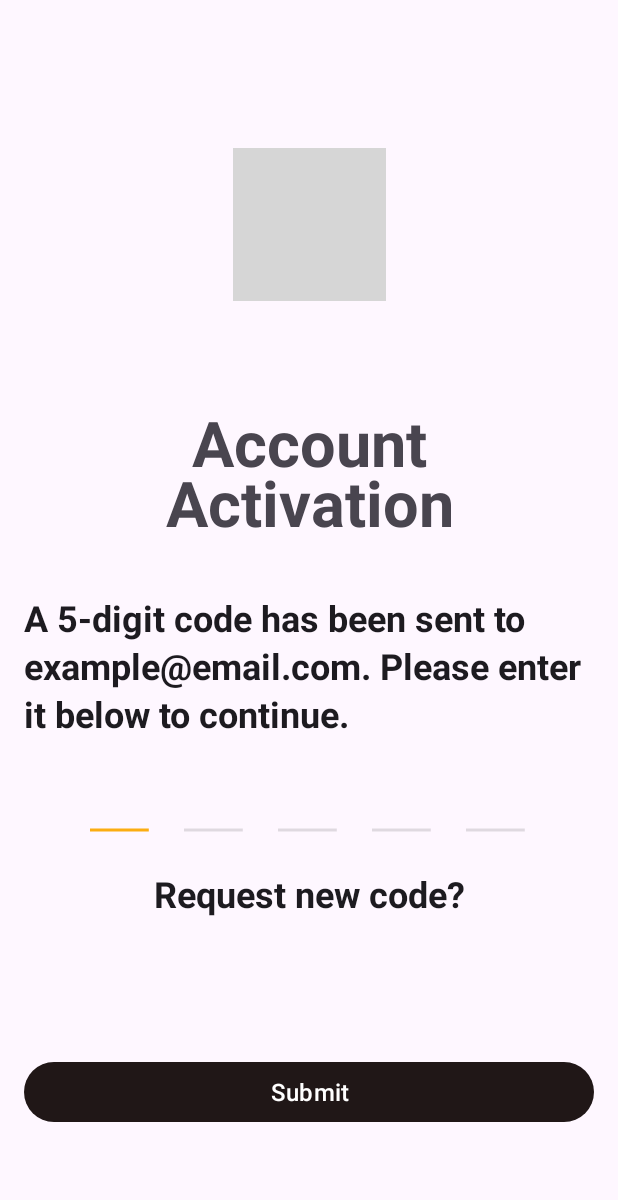
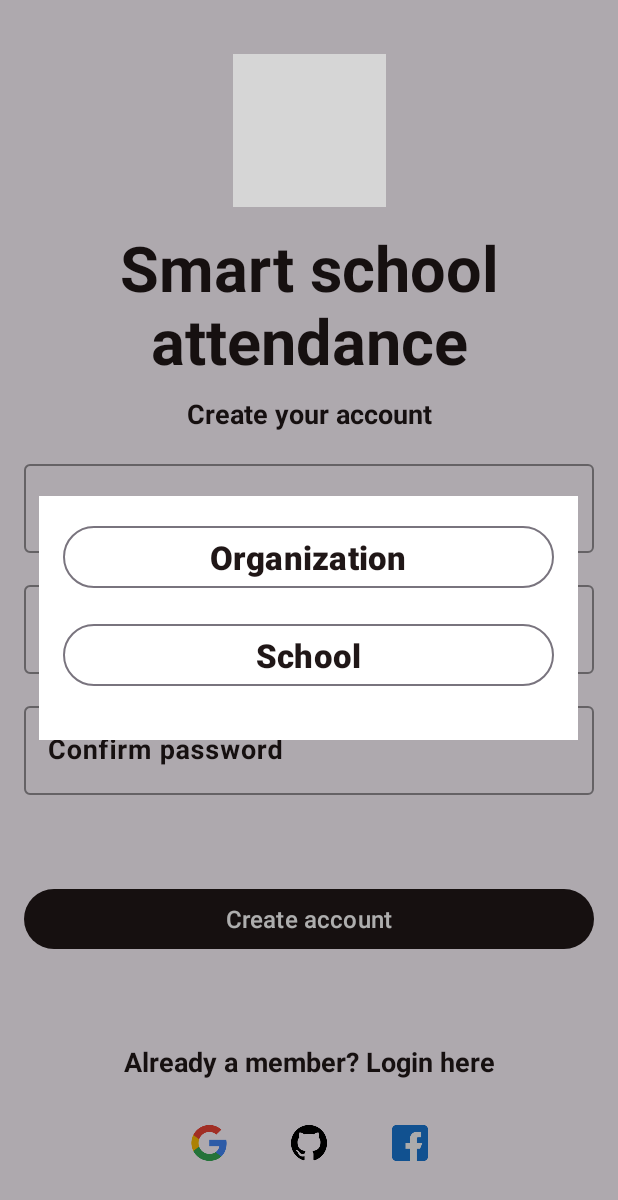
Before and after one commit to GADS2022-EduTeam14/Student-Staff-Attendance-System, an Android app: the RegisterFragment screen opened through its navigation route, after a tap on "Create account", on a phone screen of 412 x 824 dp. Shown: the top 1200 px of the screen. Run offline under Robolectric (Android 15) with nearby library versions, the phone set to English and light mode, and no system bars; grey boxes are pictures that could not be loaded.

Commit message:
worked on the choose organization dialog

```diff
--- a/app/src/main/java/com/andela/eduteam14/android_app/core/ui/auth/LoginFragment.kt
+++ b/app/src/main/java/com/andela/eduteam14/android_app/core/ui/auth/LoginFragment.kt
@@ -4,6 +4,7 @@ import android.os.Bundle
 import android.view.LayoutInflater
 import android.view.View
 import android.view.ViewGroup
+import android.widget.Button
 import android.widget.TextView
 import android.widget.Toast
 import androidx.fragment.app.Fragment
@@ -25,6 +26,9 @@ class LoginFragment : Fragment(), UiAction {
 
     private val binding get() = _binding
 
+    private lateinit var login: Button
+    private lateinit var registerInstead: TextView
+
 
     override fun onCreateView(
         inflater: LayoutInflater,
@@ -40,10 +44,15 @@ class LoginFragment : Fragment(), UiAction {
         super.onViewCreated(view, savedInstanceState)
         initViews()
 
+        registerInstead.onClick { findNavController().navigate(R.id.action_loginFragment_to_registerFragment) }
+
+        login.onClick { (activity as AuthActivity).goto(SchoolBaseActivity::class.java) }
+
     }
 
     override fun initViews() {
-        ShowToast(requireContext())
+        login = binding?.LoginFragmentLoginBtn!!
+        registerInstead = binding?.NewUser!!
     }
 
     override fun onDestroyComponents() {
--- a/app/src/main/java/com/andela/eduteam14/android_app/core/ui/auth/RegisterFragment.kt
+++ b/app/src/main/java/com/andela/eduteam14/android_app/core/ui/auth/RegisterFragment.kt
@@ -1,10 +1,12 @@
 package com.andela.eduteam14.android_app.core.ui.auth
 
+import android.app.AlertDialog
 import android.os.Bundle
 import android.view.LayoutInflater
 import android.view.View
 import android.view.ViewGroup
 import android.widget.Button
+import android.widget.TextView
 import androidx.fragment.app.Fragment
 import androidx.navigation.fragment.findNavController
 import com.andela.eduteam14.android_app.R
@@ -17,6 +19,8 @@ class RegisterFragment : Fragment(), UiAction {
     private lateinit var createAccountBtn: Button
     private var _binding: FragmentRegisterBinding? = null
     private val binding get() = _binding
+
+    private lateinit var login: TextView
 
 
     override fun onCreateView(
@@ -34,12 +38,67 @@ class RegisterFragment : Fragment(), UiAction {
         initViews()
 
         createAccountBtn.onClick {
-            findNavController().navigate(R.id.action_registerFragment_to_emailVerificationFragment)
+            loadDialog()
         }
+
+        login.onClick {
+            findNavController().navigate(R.id.action_registerFragment_to_loginFragment)
+        }
+    }
+
+    private fun loadDialog() {
+        showDialog(
+            onChooseOrganization = {
+                findNavController().navigate(
+                    R.id.action_registerFragment_to_emailVerificationFragment
+                )
+            },
+            onChooseSchool = {
+                findNavController().navigate(
+                    R.id.action_registerFragment_to_emailVerificationFragment
+                )
+            }
+        )
+    }
+
+    private fun showDialog(
+        onChooseOrganization: () -> Unit,
+        onChooseSchool: () -> Unit,
+    ) {
+        val builder = AlertDialog.Builder(
+            requireContext(),
+            R.style.CustomAlertDialog
+        ).create()
+
+        val view =
+            layoutInflater.inflate(R.layout.choose_organization_dialog_layout, null)
+
+        val chooseOrganization =
+            view.findViewById<Button>(R.id.ChooseOrganization)
+
+        chooseOrganization.onClick {
+            builder.dismiss()
+            onChooseOrganization()
+        }
+
+        val chooseSchool =
+            view.findViewById<Button>(R.id.ChooseSchool)
+
+        chooseSchool.onClick {
+            builder.dismiss()
+            onChooseSchool()
+        }
+
+        builder.setView(view)
+
+        builder.setCanceledOnTouchOutside(true)
+
+        builder.show()
     }
 
     override fun initViews() {
         createAccountBtn = binding?.RegisterFragmentRegisterBtn!!
+        login = binding?.OldUser!!
     }
 
     override fun onDestroyComponents() {
--- /dev/null
+++ b/app/src/main/res/layout/choose_organization_dialog_layout.xml
@@ -0,0 +1,42 @@
+<?xml version="1.0" encoding="utf-8"?>
+<androidx.constraintlayout.widget.ConstraintLayout xmlns:android="http://schemas.android.com/apk/res/android"
+    xmlns:app="http://schemas.android.com/apk/res-auto"
+    xmlns:tools="http://schemas.android.com/tools"
+    android:layout_width="match_parent"
+    android:layout_height="wrap_content">
+
+    <Button
+        android:id="@+id/ChooseOrganization"
+        style="@style/Widget.Material3.Button.OutlinedButton"
+        android:layout_width="0dp"
+        android:layout_height="wrap_content"
+        android:layout_marginTop="16dp"
+        android:text="@string/organization"
+        android:textStyle="bold"
+        android:layout_marginStart="16dp"
+        android:layout_marginEnd="16dp"
+        android:textSize="22sp"
+        app:layout_constraintEnd_toEndOf="parent"
+        app:layout_constraintHorizontal_bias="0.5"
+        app:layout_constraintStart_toStartOf="parent"
+        app:layout_constraintTop_toTopOf="parent" />
+
+    <Button
+        android:id="@+id/ChooseSchool"
+        style="@style/Widget.Material3.Button.OutlinedButton"
+        android:layout_width="0dp"
+        android:layout_height="wrap_content"
+        android:layout_marginStart="16dp"
+        android:layout_marginTop="16dp"
+        android:layout_marginEnd="16dp"
+        android:text="@string/school"
+        android:textSize="22sp"
+        android:layout_marginBottom="32dp"
+        android:textStyle="bold"
+        app:layout_constraintBottom_toBottomOf="parent"
+        app:layout_constraintEnd_toEndOf="parent"
+        app:layout_constraintHorizontal_bias="0.5"
+        app:layout_constraintStart_toStartOf="parent"
+        app:layout_constraintTop_toBottomOf="@+id/ChooseOrganization" />
+
+</androidx.constraintlayout.widget.ConstraintLayout>
--- a/app/src/main/res/layout/fragment_login.xml
+++ b/app/src/main/res/layout/fragment_login.xml
@@ -1,11 +1,12 @@
 <?xml version="1.0" encoding="utf-8"?>
 <androidx.constraintlayout.widget.ConstraintLayout xmlns:android="http://schemas.android.com/apk/res/android"
     xmlns:app="http://schemas.android.com/apk/res-auto"
+    xmlns:tools="http://schemas.android.com/tools"
     android:layout_width="match_parent"
-    android:layout_height="match_parent"
-    xmlns:tools="http://schemas.android.com/tools">
+    android:layout_height="match_parent">
 
     <ImageView
+        android:id="@+id/imageView"
         android:layout_width="102dp"
         android:layout_height="102dp"
         android:layout_marginTop="32dp"
@@ -100,7 +101,7 @@
             style="@style/TextAppearance.AppCompat.Medium"
             android:layout_width="match_parent"
             android:layout_height="wrap_content"
-            android:imeOptions="actionNext"
+            android:imeOptions="actionDone"
             android:inputType="textPassword"
             android:textColor="?attr/colorPrimary"
             android:textStyle="bold"
@@ -111,15 +112,31 @@
 
 
     <Button
-        android:id="@+id/LoginFragmentRegisterBtn"
+        android:id="@+id/LoginFragmentLoginBtn"
         style="@style/Widget.Material3.Button"
         android:layout_width="0dp"
         android:layout_height="wrap_content"
         android:layout_marginStart="16dp"
         android:layout_marginEnd="16dp"
-        android:layout_marginBottom="72dp"
+        android:layout_marginBottom="22dp"
         android:text="@string/login"
         android:textSize="16sp"
+        app:layout_constraintBottom_toTopOf="@+id/NewUser"
+        app:layout_constraintEnd_toEndOf="parent"
+        app:layout_constraintHorizontal_bias="0.5"
+        app:layout_constraintStart_toStartOf="parent" />
+
+
+    <TextView
+        android:id="@+id/NewUser"
+        android:layout_width="0dp"
+        android:layout_height="wrap_content"
+        android:text="@string/register_instead"
+        android:textAlignment="center"
+        android:textColor="@color/LocalBrown"
+        android:textSize="18sp"
+        android:textStyle="bold"
+        android:layout_marginBottom="52dp"
         app:layout_constraintBottom_toTopOf="@+id/LoginFragmentGithubIcon"
         app:layout_constraintEnd_toEndOf="parent"
         app:layout_constraintHorizontal_bias="0.5"
--- a/app/src/main/res/layout/fragment_register.xml
+++ b/app/src/main/res/layout/fragment_register.xml
@@ -6,6 +6,7 @@
     android:layout_height="match_parent">
 
     <ImageView
+        android:id="@+id/imageView2"
         android:layout_width="102dp"
         android:layout_height="102dp"
         android:layout_marginTop="32dp"
@@ -147,9 +148,27 @@
         android:layout_height="wrap_content"
         android:layout_marginStart="16dp"
         android:layout_marginEnd="16dp"
-        android:layout_marginBottom="32dp"
+        android:layout_marginBottom="16dp"
+        android:layout_marginTop="16dp"
         android:text="@string/create_account"
         android:textSize="16sp"
+        app:layout_constraintBottom_toTopOf="@+id/OldUser"
+        app:layout_constraintEnd_toEndOf="parent"
+        app:layout_constraintHorizontal_bias="0.5"
+        app:layout_constraintStart_toStartOf="parent"
+        app:layout_constraintTop_toBottomOf="@+id/RegisterFragmentConfirmPasswordLayout" />
+
+
+    <TextView
+        android:id="@+id/OldUser"
+        android:layout_width="0dp"
+        android:layout_height="wrap_content"
+        android:text="@string/already_registered"
+        android:textAlignment="center"
+        android:textColor="@color/LocalBrown"
+        android:textSize="18sp"
+        android:textStyle="bold"
+        android:layout_marginBottom="22dp"
         app:layout_constraintBottom_toTopOf="@+id/RegisterFragmentGithubIcon"
         app:layout_constraintEnd_toEndOf="parent"
         app:layout_constraintHorizontal_bias="0.5"
@@ -210,7 +229,7 @@
         android:layout_width="wrap_content"
         android:layout_height="wrap_content"
         android:orientation="horizontal"
-        app:layout_constraintGuide_begin="305dp" />
+        app:layout_constraintGuide_begin="288dp" />
 
 
 </androidx.constraintlayout.widget.ConstraintLayout>
--- a/app/src/main/res/values/strings.xml
+++ b/app/src/main/res/values/strings.xml
@@ -18,4 +18,8 @@
     <string name="account_activation">Account\nActivation</string>
     <string name="welcome_back">Welcome back</string>
     <string name="login">Login</string>
+    <string name="organization">Organization</string>
+    <string name="school">School</string>
+    <string name="register_instead">New user? Register instead</string>
+    <string name="already_registered">Already a member? Login here</string>
 </resources>
--- a/app/src/main/res/values/styles.xml
+++ b/app/src/main/res/values/styles.xml
@@ -16,4 +16,8 @@
         <item name="cornerFamily">rounded</item>
         <item name="cornerSize">4dp</item>
     </style>
+
+    <style name="CustomAlertDialog"
+        parent="ThemeOverlay.Material3.MaterialAlertDialog.Centered">
+    </style>
 </resources>
```
